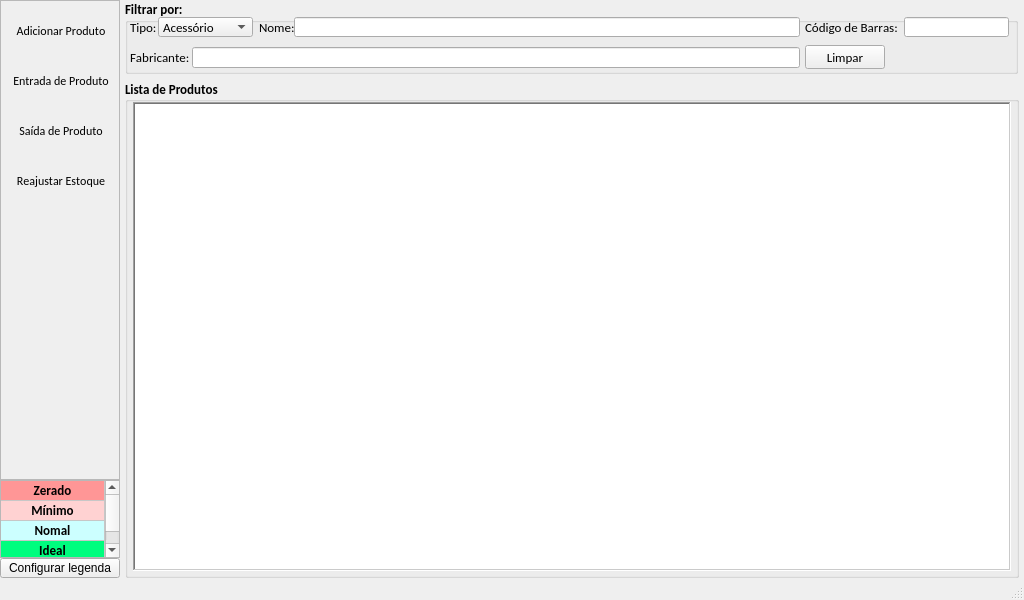
Above: loja/tela_estoque.ui from jmessias1725/sexloja before the change. Below: the same form after it.
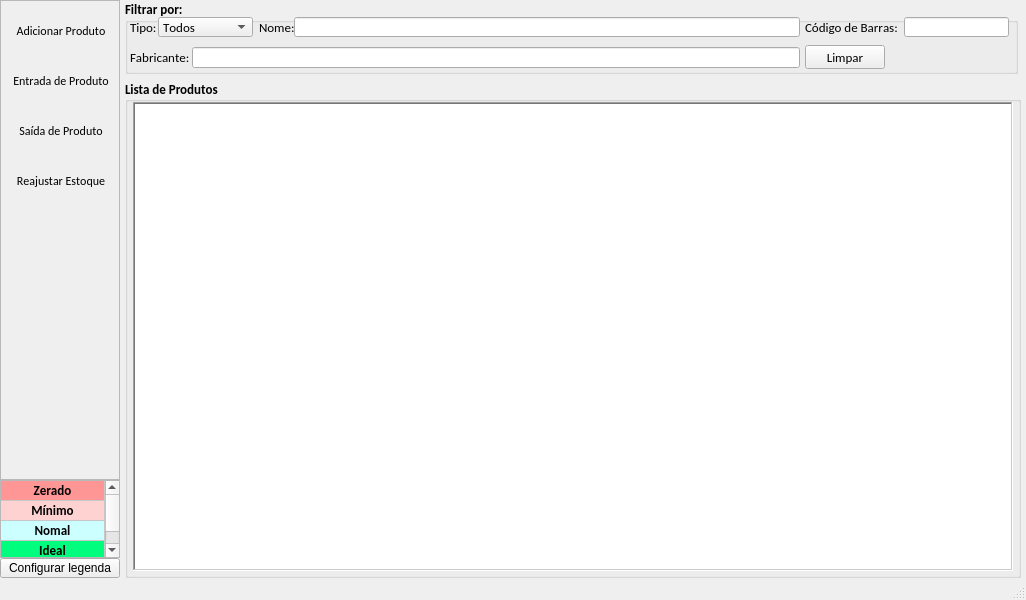
That is the form after the change. Icons and pictures are not drawn.

```diff
--- a/loja/tela_estoque.ui
+++ b/loja/tela_estoque.ui
@@ -9,7 +9,7 @@
    <rect>
     <x>0</x>
     <y>0</y>
-    <width>1024</width>
+    <width>1026</width>
     <height>600</height>
    </rect>
   </property>
@@ -709,6 +709,11 @@
            <kerning>false</kerning>
           </font>
          </property>
+         <item>
+          <property name="text">
+           <string>Todos</string>
+          </property>
+         </item>
          <item>
           <property name="text">
            <string>Acessório</string>
```
